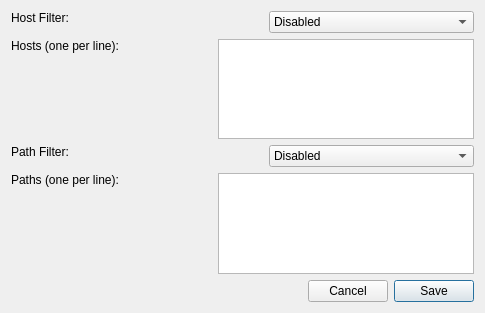
The window that src/views/network/http/capture_filters.ui (evanrolfe/pntest) describes before a commit, drawn with Qt 5.
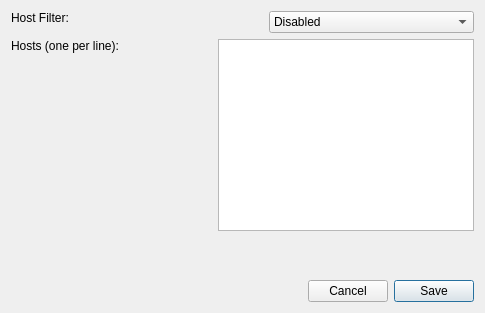
The same window after the commit.

Diff of the .ui file:
```diff
--- a/src/views/network/http/capture_filters.ui
+++ b/src/views/network/http/capture_filters.ui
@@ -118,7 +118,7 @@
      </property>
     </spacer>
    </item>
-   <item>
+   <!-- <item>
     <layout class="QHBoxLayout" name="horizontalLayout_3">
      <item>
       <widget class="QLabel" name="label_4">
@@ -212,7 +212,7 @@
       </widget>
      </item>
     </layout>
-   </item>
+   </item> -->
    <item>
     <spacer name="verticalSpacer_2">
      <property name="orientation">
```
